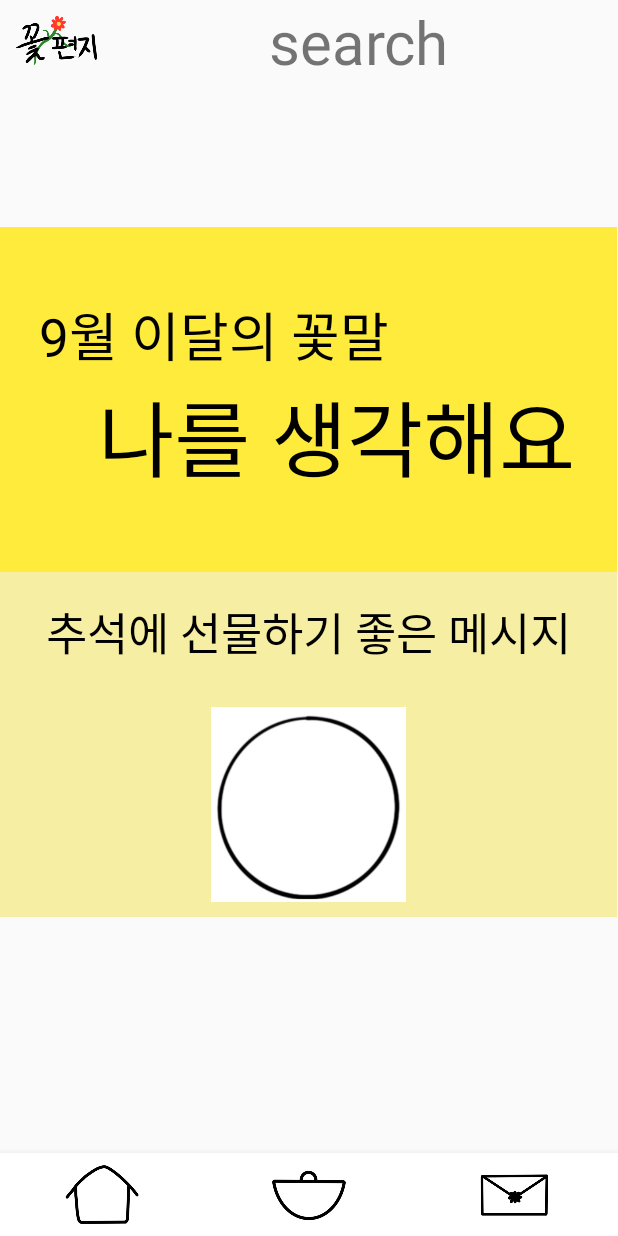
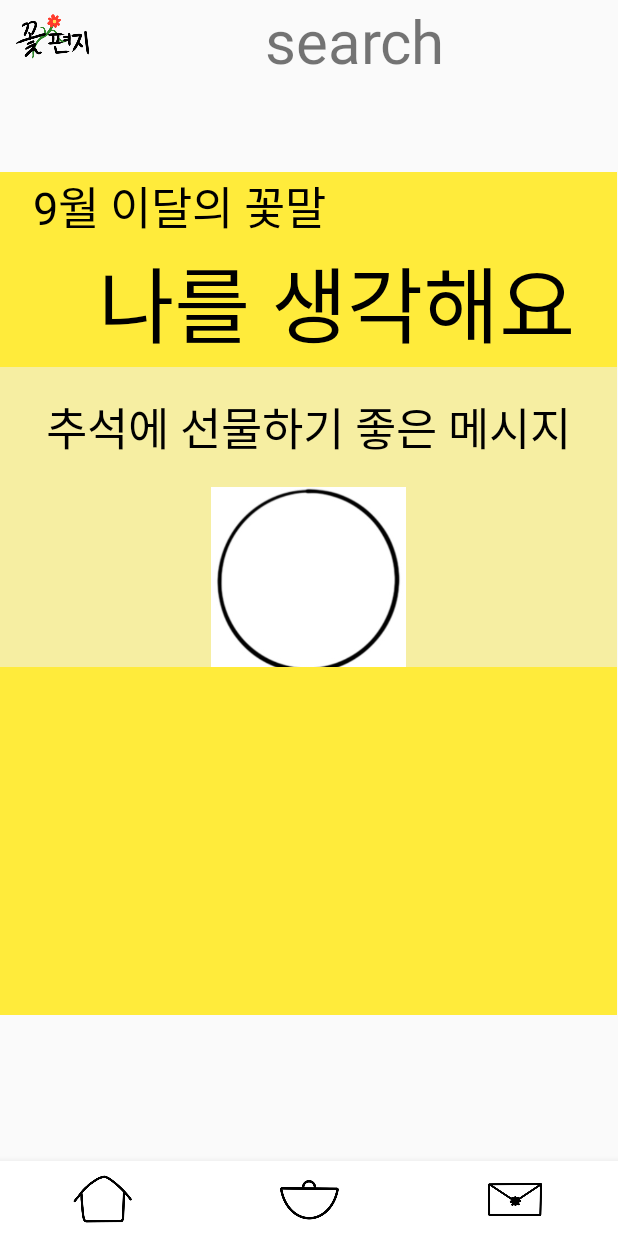
Before and after one commit to eunseo22/hackathon, an Android app: the Frag_home screen opened directly, with no data from a screen before it, on a phone screen of 412 x 824 dp. Run offline under Robolectric (Android 15) with nearby library versions, the phone set to English and light mode, and no system bars.

Commit message:
modify home 2

```diff
--- a/app/src/main/res/layout/activity_main.xml
+++ b/app/src/main/res/layout/activity_main.xml
@@ -10,10 +10,10 @@
     <com.google.android.material.bottomnavigation.BottomNavigationView
         android:id="@+id/bottom_navi"
         android:layout_width="match_parent"
-        android:layout_height="55dp"
+        android:layout_height="50dp"
         android:background="#ffffff"
         app:itemIconTint="#000000"
-        app:itemIconSize="50dp"
+        app:itemIconSize="40dp"
         app:layout_constraintBottom_toBottomOf="parent"
         app:menu="@menu/bottom_menu"
         tools:layout_editor_absoluteX="1dp"/>
@@ -21,7 +21,7 @@
     <LinearLayout
         android:id="@+id/frameLayout"
         android:layout_width="match_parent"
-        android:layout_height="55dp"
+        android:layout_height="50dp"
         android:orientation="horizontal">
 
         <LinearLayout
@@ -29,8 +29,8 @@
             android:layout_height="match_parent">
         </LinearLayout>
         <ImageView
-            android:layout_width="55dp"
-            android:layout_height="55dp"
+            android:layout_width="50dp"
+            android:layout_height="50dp"
             android:src="@drawable/logo"
             android:layout_gravity="center"/>
 
--- a/app/src/main/res/layout/frag_home.xml
+++ b/app/src/main/res/layout/frag_home.xml
@@ -2,21 +2,21 @@
 <LinearLayout
     xmlns:android="http://schemas.android.com/apk/res/android" android:layout_width="match_parent"
     android:layout_height="match_parent"
-    android:layout_marginTop="55dp"
-    android:layout_marginBottom="55dp"
+    android:layout_marginTop="20dp"
+    android:layout_marginBottom="30dp"
     android:orientation="vertical">
 
     <LinearLayout
         android:layout_width="match_parent"
-        android:layout_height="230dp"
+        android:layout_height="130dp"
         android:background="#FFEB3B"
         android:orientation="vertical">
 
         <TextView
             android:layout_width="match_parent"
             android:layout_height="wrap_content"
-            android:text="\n   9월 이달의 꽃말"
-            android:textSize="35sp"
+            android:text="   9월 이달의 꽃말"
+            android:textSize="30sp"
             android:textColor="#000000"
             android:gravity="left"/>
         <TextView
@@ -30,7 +30,7 @@
     </LinearLayout>
     <LinearLayout
         android:layout_width="match_parent"
-        android:layout_height="230dp"
+        android:layout_height="200dp"
         android:orientation="vertical"
         android:background="#F6EEA2">
 
@@ -55,6 +55,11 @@
         </LinearLayout>
 
     </LinearLayout>
+    <LinearLayout
+        android:layout_width="match_parent"
+        android:layout_height="match_parent"
+        android:background="#FFEB3B">
+    </LinearLayout>
 
 
 
```
